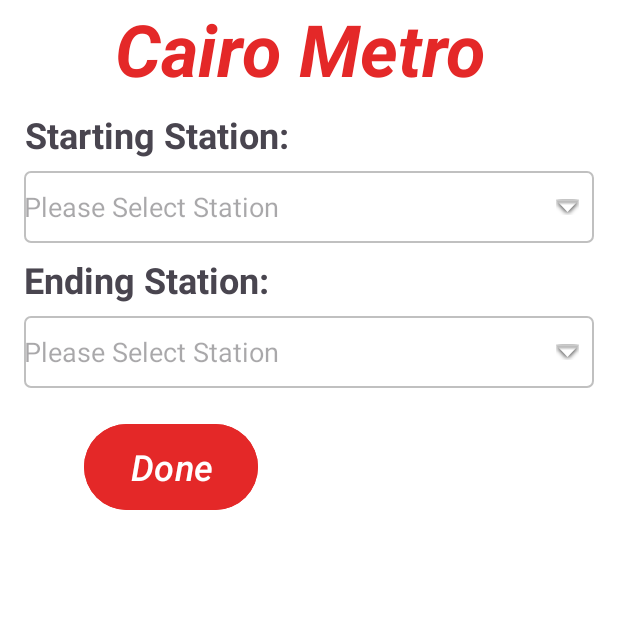
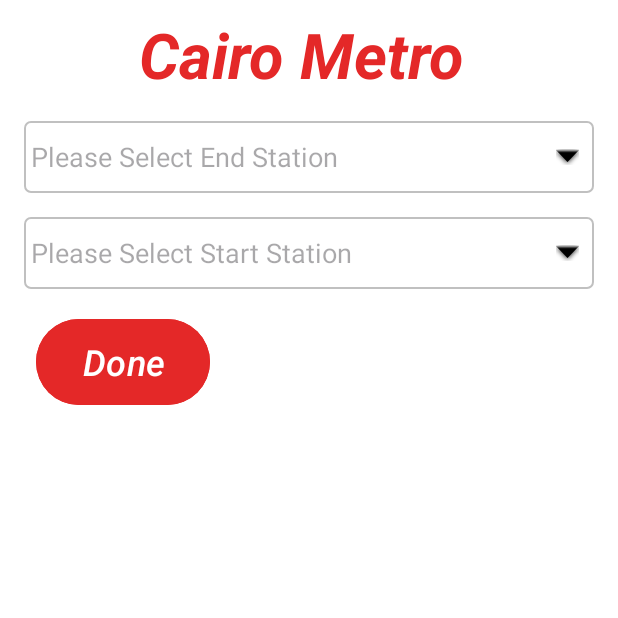
Before and after one commit to Miguel-Reda/Mobile_devolpent, an Android app: the screen it shows after launch (MainActivity), on a phone screen of 412 x 824 dp, the top half of it. Run offline under Robolectric (Android 15) with nearby library versions, the light colour scheme and no system bars.

Commit message:
update ui

```diff
--- a/MetroApp/app/src/main/java/com/radwan/metroapp/MainActivity.java
+++ b/MetroApp/app/src/main/java/com/radwan/metroapp/MainActivity.java
@@ -26,8 +26,8 @@
 public class MainActivity extends AppCompatActivity {
 
     static Graph graph = new Graph();
-    String StartStation;
-    String EndStation;
+    String StartStation ="";
+    String EndStation = "";
     List<String> Stations;
     @Override
     protected void onCreate(Bundle savedInstanceState) {
@@ -70,9 +70,9 @@
         Stations.addAll(line3Stations);
 
 
-        Stations = Stations.stream()
-                                .distinct()
-                                .sorted().collect(Collectors.toList());
+        Stations = Stations .stream()
+                            .distinct()
+                            .sorted().collect(Collectors.toList());
 
 
         AutoCompleteTextView startStationAutoComplete = findViewById(R.id.startStationAutoComplete);
@@ -87,15 +87,12 @@
 
 
         startStationAutoComplete.setOnItemClickListener((parent, view, position, id) -> {
-            String selectedItem = (String) parent.getItemAtPosition(position);
-            StartStation = selectedItem;
+            StartStation = (String) parent.getItemAtPosition(position);
         });
 
         endStationAutoComplete.setOnItemClickListener((parent, view, position, id) -> {
-            String selectedItem = (String) parent.getItemAtPosition(position);
-            EndStation = selectedItem;
+            EndStation = (String) parent.getItemAtPosition(position);
         });
-        Toast.makeText(this, StartStation + " " + EndStation, Toast.LENGTH_SHORT).show();
         addVertices(graph, line1Stations);
         addVertices(graph, line2Stations);
         addVertices(graph, line3Stations);
@@ -114,12 +111,14 @@
 
     // Handle the done button click
     public void done(View view) {
-        if(StartStation.equals("Please Select Station")){
+//        Toast.makeText(this, StartStation + " " + EndStation, Toast.LENGTH_SHORT).show();
+
+        if(StartStation.isEmpty()){
             Toast.makeText(this, "Please select a start station", Toast.LENGTH_SHORT).show();
             // Animation for StartStationAutoComplete
             return;
         }
-        else if(EndStation.equals("Please Select Station")){
+        else if(EndStation.isEmpty()){
             Toast.makeText(this, "Please select an end station", Toast.LENGTH_SHORT).show();
             // Animation for EndStationAutoComplete
             return;
--- a/MetroApp/app/src/main/res/drawable/spinner_background.xml
+++ b/MetroApp/app/src/main/res/drawable/spinner_background.xml
@@ -8,6 +8,9 @@
         </shape>
     </item>
     <item android:right="10dp">
-        <bitmap android:src="@android:drawable/arrow_down_float" android:gravity="right|center_vertical"/>
+        <bitmap android:src="@android:drawable/arrow_down_float"
+            android:gravity="right|center_vertical"
+            android:tint="#000000"
+            />
     </item>
 </layer-list>
--- a/MetroApp/app/src/main/res/layout/activity_main.xml
+++ b/MetroApp/app/src/main/res/layout/activity_main.xml
@@ -11,87 +11,59 @@
 
     <TextView
         android:id="@+id/titleText"
-        android:layout_width="283dp"
-        android:layout_height="65dp"
+        android:layout_width="wrap_content"
+        android:layout_height="wrap_content"
+        android:layout_marginTop="8dp"
         android:layoutDirection="ltr"
         android:text="Cairo Metro "
         android:textAlignment="center"
         android:textAllCaps="false"
         android:textColor="#E42828"
-        android:textSize="48sp"
+        android:textSize="42sp"
         android:textStyle="bold|italic"
         app:layout_constraintEnd_toEndOf="parent"
         app:layout_constraintStart_toStartOf="parent"
-        tools:layout_editor_absoluteY="4dp" />
-
-    <TextView
-        android:id="@+id/startingText"
-        android:layout_width="wrap_content"
-        android:layout_height="wrap_content"
-        android:layout_marginTop="8dp"
-        android:layoutDirection="ltr"
-        android:text="Starting Station:"
-        android:textAlignment="center"
-        android:textSize="24sp"
-        android:textStyle="bold"
-        app:layout_constraintEnd_toEndOf="parent"
-        app:layout_constraintHorizontal_bias="0.068"
-        app:layout_constraintStart_toStartOf="parent"
-        app:layout_constraintTop_toBottomOf="@+id/titleText" />
+        app:layout_constraintTop_toTopOf="parent" />
 
     <AutoCompleteTextView
         android:id="@+id/startStationAutoComplete"
         android:layout_width="0dp"
         android:layout_height="wrap_content"
         android:layout_marginStart="16dp"
-        android:layout_marginTop="8dp"
+        android:layout_marginTop="16dp"
         android:layout_marginEnd="16dp"
         android:background="@drawable/spinner_background"
-        android:hint="Please Select Station"
+        android:hint=" Please Select End Station"
         android:layoutDirection="ltr"
         android:minHeight="48dp"
         app:layout_constraintEnd_toEndOf="parent"
         app:layout_constraintHorizontal_bias="1.0"
         app:layout_constraintStart_toStartOf="parent"
-        app:layout_constraintTop_toBottomOf="@+id/startingText" />
+        app:layout_constraintTop_toBottomOf="@+id/titleText" />
 
-
-    <TextView
-        android:id="@+id/endText"
-        android:layout_width="wrap_content"
-        android:layout_height="wrap_content"
-        android:layout_marginTop="8dp"
-        android:layout_marginEnd="32dp"
-        android:layoutDirection="ltr"
-        android:text="Ending Station:"
-        android:textSize="24sp"
-        android:textStyle="bold"
-        app:layout_constraintEnd_toEndOf="parent"
-        app:layout_constraintHorizontal_bias="0.074"
-        app:layout_constraintStart_toStartOf="parent"
-        app:layout_constraintTop_toBottomOf="@+id/startStationAutoComplete" />
 
     <AutoCompleteTextView
         android:id="@+id/endStationAutoComplete"
         android:layout_width="0dp"
         android:layout_height="wrap_content"
         android:layout_marginStart="16dp"
-        android:layout_marginTop="8dp"
+        android:layout_marginTop="16dp"
         android:layout_marginEnd="16dp"
         android:background="@drawable/spinner_background"
-        android:hint="Please Select Station"
+        android:hint=" Please Select Start Station"
         android:layoutDirection="ltr"
         android:minHeight="48dp"
         app:layout_constraintEnd_toEndOf="parent"
         app:layout_constraintHorizontal_bias="0.0"
         app:layout_constraintStart_toStartOf="parent"
-        app:layout_constraintTop_toBottomOf="@+id/endText" />
+        app:layout_constraintTop_toBottomOf="@+id/startStationAutoComplete" />
 
     <Button
         android:id="@+id/backbtn"
         android:layout_width="116dp"
         android:layout_height="65dp"
-        android:layout_marginTop="20dp"
+        android:layout_marginStart="24dp"
+        android:layout_marginTop="16dp"
         android:backgroundTint="#E42828"
         android:layoutDirection="ltr"
         android:onClick="done"
@@ -100,8 +72,6 @@
         android:textColor="#FFFFFF"
         android:textSize="24sp"
         android:textStyle="italic"
-        app:layout_constraintEnd_toEndOf="parent"
-        app:layout_constraintHorizontal_bias="0.189"
         app:layout_constraintStart_toStartOf="parent"
         app:layout_constraintTop_toBottomOf="@+id/endStationAutoComplete" />
 
```
